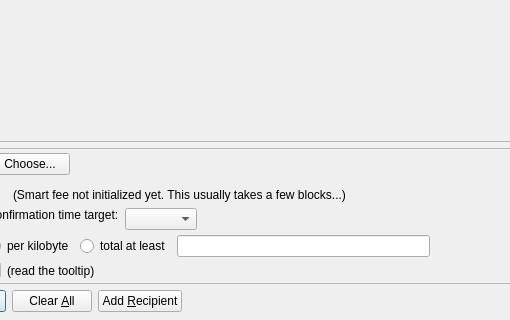
Above: src/qt/forms/sendcoinsdialog.ui from bitfinitechain/bitfinite-core before the change; both pictures show x 155 to 665 and y 206 to 526 of the 850 by 526 pixel window. Below: the same form after it.
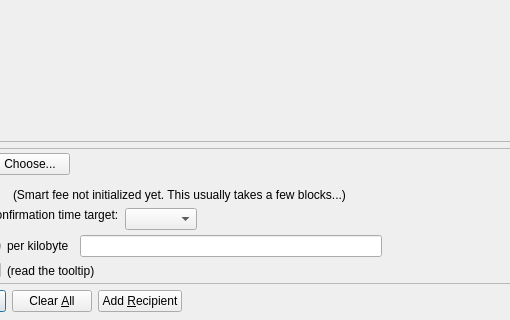
That is the form after the change. Icons and pictures are not drawn. Custom widgets are drawn as their Qt base class.

Commit message:
remove minimum total fee option
Summary:
Backport of Core PR10390
https://github.com/bitcoin/bitcoin/pull/10390/files

Completes T522

Test Plan: bitcoin-qt removes the total radio button option as expected.

Reviewers: deadalnix, Fabien, #bitcoin_abc, Mengerian

Reviewed By: Fabien, #bitcoin_abc, Mengerian

Subscribers: markblundeberg, Mengerian, teamcity, schancel

The edit to the form file:
```diff
--- a/src/qt/forms/sendcoinsdialog.ui
+++ b/src/qt/forms/sendcoinsdialog.ui
@@ -839,19 +839,6 @@
                    </attribute>
                   </widget>
                  </item>
-                 <item>
-                  <widget class="QRadioButton" name="radioCustomAtLeast">
-                   <property name="toolTip">
-                    <string>If the custom fee is set to 1000 satoshis and the transaction is only 250 bytes, then &quot;per kilobyte&quot; only pays 250 satoshis in fee, while &quot;total at least&quot; pays 1000 satoshis. For transactions bigger than a kilobyte both pay by kilobyte.</string>
-                   </property>
-                   <property name="text">
-                    <string>total at least</string>
-                   </property>
-                   <attribute name="buttonGroup">
-                    <string notr="true">groupCustomFee</string>
-                   </attribute>
-                  </widget>
-                 </item>
                  <item>
                   <widget class="BitcoinAmountField" name="customFee"/>
                  </item>
```
The commit also changes 4 other files.
